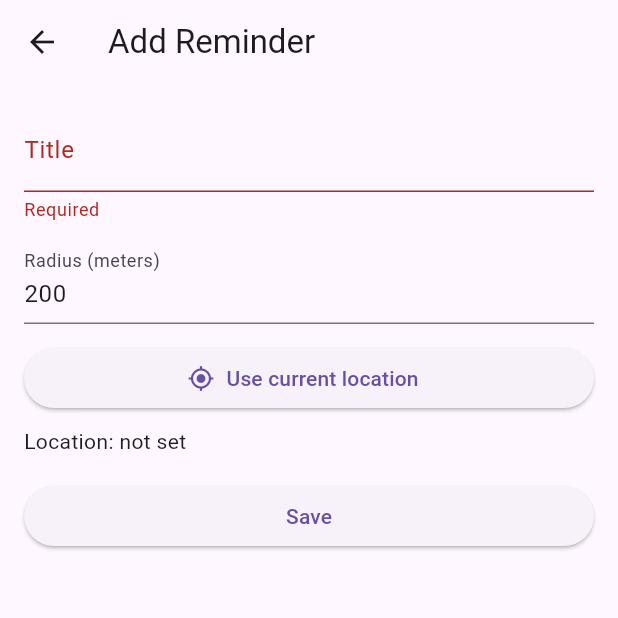
After one commit to AntheaBaldacchino/geo_reminder, a Flutter app: the AddReminderScreen screen opened directly, after a tap on "Save", on a phone screen of 412 x 824 dp, the top half of it. The commit adds this screen. Run offline on Flutter 3.47's test engine with Material 3 defaults, Android fonts, the phone set to English and light mode, and no system bars; our stand-ins replace firebase_analytics, flutter_local_notifications, geolocator, hive; accounts and stored records are empty.

Commit message:
create add_reminder_screen for when user wants to create a location-reminder

```diff
--- a/lib/providers/reminders_provider.dart
+++ b/lib/providers/reminders_provider.dart
@@ -19,6 +19,7 @@ class RemindersProvider extends ChangeNotifier {
   List<Reminder> get items => List.unmodifiable(_items);
   Position? get currentPosition => _currentPosition;
 
+  // Call this method to initialize the provider
   Future<void> init() async {
     _box = Hive.box<Reminder>('reminders');
     _items = _box.values.toList();
@@ -74,6 +75,7 @@ class RemindersProvider extends ChangeNotifier {
       name: 'reminder_deleted',
       parameters: {'id': r.id},
     );
+    // Notify listeners after analytics event to ensure UI updates after logging
     notifyListeners();
   }
 
@@ -81,6 +83,7 @@ class RemindersProvider extends ChangeNotifier {
     final pos = _currentPosition;
     if (pos == null) return null;
 
+    // Calculate distance
     return _distanceMeters(
       pos.latitude,
       pos.longitude,
@@ -89,6 +92,7 @@ class RemindersProvider extends ChangeNotifier {
     );
   }
 
+  // Helper method to get current position with permission handling
   Future<Position> _getCurrentPosition() async {
     final serviceEnabled = await Geolocator.isLocationServiceEnabled();
     if (!serviceEnabled) {
@@ -106,6 +110,7 @@ class RemindersProvider extends ChangeNotifier {
       throw Exception('Location permission permanently denied.');
     }
 
+  // When we reach here, permissions are granted and we can get the position
     return Geolocator.getCurrentPosition(
       locationSettings: const LocationSettings(accuracy: LocationAccuracy.high),
     );
--- /dev/null
+++ b/lib/screens/add_reminder_screen.dart
@@ -0,0 +1,136 @@
+import 'dart:math';
+import 'package:flutter/material.dart';
+import 'package:geolocator/geolocator.dart';
+import 'package:provider/provider.dart';
+import '../models/reminder.dart';
+import '../providers/reminders_provider.dart';
+
+
+
+class AddReminderScreen extends StatefulWidget {
+  const AddReminderScreen({super.key});
+
+  @override
+  State<AddReminderScreen> createState() => _AddReminderScreenState();
+}
+
+class _AddReminderScreenState extends State<AddReminderScreen> {
+  final _formKey = GlobalKey<FormState>();
+  final _titleCtrl = TextEditingController();
+  final _radiusCtrl = TextEditingController(text: '200');
+
+  double? _lat;
+  double? _lng;
+  bool _loadingLocation = false;
+
+  @override
+  void dispose() {
+    _titleCtrl.dispose();
+    _radiusCtrl.dispose();
+    super.dispose();
+  }
+
+  Future<void> _useCurrentLocation() async {
+    setState(() => _loadingLocation = true);
+    try {
+      final pos = await Geolocator.getCurrentPosition(
+        locationSettings: const LocationSettings( accuracy : LocationAccuracy.high, distanceFilter: 0,
+        ),
+      );
+      setState(() {
+        _lat = pos.latitude;
+        _lng = pos.longitude;
+      });
+    } finally {
+      setState(() => _loadingLocation = false);
+    }
+  }
+
+  String _id() => DateTime.now().millisecondsSinceEpoch.toString() +
+      Random().nextInt(9999).toString();
+
+  Future<void> _save() async {
+    if (!_formKey.currentState!.validate()) return;
+    if (_lat == null || _lng == null) {
+      ScaffoldMessenger.of(context).showSnackBar(
+        const SnackBar(content: Text('Please set a location first')),
+      );
+      return;
+    }
+
+    final radius = double.parse(_radiusCtrl.text.trim());
+
+    final reminder = Reminder(
+      id: _id(),
+      title: _titleCtrl.text.trim(),
+      latitude: _lat!,
+      longitude: _lng!,
+      radiusMeters: radius,
+      createdAt: DateTime.now(),
+    );
+
+    await context.read<RemindersProvider>().addReminder(reminder);
+
+    if (!mounted) return;
+    Navigator.of(context).pop();
+  }
+
+  @override
+  Widget build(BuildContext context) {
+    return Scaffold(
+      appBar: AppBar(title: const Text('Add Reminder')),
+      body: Padding(
+        padding: const EdgeInsets.all(16),
+        child: Form(
+          key: _formKey,
+          child: ListView(
+            children: [
+              TextFormField(
+                controller: _titleCtrl,
+                decoration: const InputDecoration(
+                  labelText: 'Title',
+                  hintText: 'e.g. Buy milk when near store',
+                ),
+                validator: (v) =>
+                    (v == null || v.trim().isEmpty) ? 'Required' : null,
+              ),
+              const SizedBox(height: 12),
+              TextFormField(
+                controller: _radiusCtrl,
+                keyboardType: TextInputType.number,
+                decoration: const InputDecoration(
+                  labelText: 'Radius (meters)',
+                ),
+                validator: (v) {
+                  if (v == null || v.trim().isEmpty) return 'Required';
+                  final n = double.tryParse(v.trim());
+                  if (n == null || n < 50) return 'Min 50m';
+                  return null;
+                },
+              ),
+              const SizedBox(height: 12),
+              ElevatedButton.icon(
+                onPressed: _loadingLocation ? null : _useCurrentLocation,
+                icon: const Icon(Icons.my_location),
+                label: Text(_loadingLocation
+                    ? 'Getting location...'
+                    : 'Use current location'),
+              ),
+              const SizedBox(height: 8),
+              Text(
+                _lat == null
+                    ? 'Location: not set'
+                    : 'Location: ${_lat!.toStringAsFixed(5)}, ${_lng!.toStringAsFixed(5)}',
+              ),
+              const SizedBox(height: 16),
+              ElevatedButton(
+                onPressed: _save,
+                child: const Text('Save'),
+              ),
+            ],
+          ),
+        ),
+      ),
+    );
+  }
+}
--- a/lib/screens/reminders_screen.dart
+++ b/lib/screens/reminders_screen.dart
@@ -1,7 +1,9 @@
 import 'package:flutter/material.dart';
+import 'package:geo_reminder/screens/add_reminder_screen.dart';
 import 'package:provider/provider.dart';
 
 import '../providers/reminders_provider.dart';
+
 
 class RemindersScreen extends StatelessWidget {
   const RemindersScreen({super.key});
@@ -19,6 +21,16 @@ class RemindersScreen extends StatelessWidget {
             tooltip: 'Refresh location',
             onPressed: () => provider.refreshLocationAndCheck(),
             icon: const Icon(Icons.my_location),
+          ),
+          IconButton(
+            tooltip: 'Add reminder',
+            onPressed: () {
+              Navigator.of(context).push(
+                MaterialPageRoute(builder: (_) => const AddReminderScreen()
+                ),
+              );
+            },
+            icon: const Icon(Icons.add),
           ),
         ],
       ),
```
